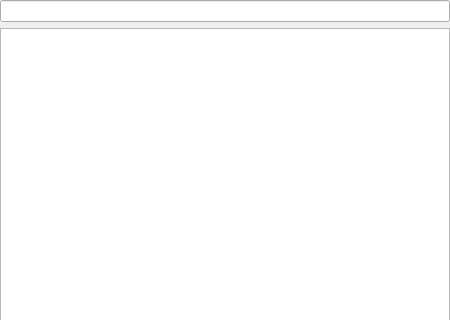
Above: retroshare-gui/src/gui/common/UnseenFriendSelectionWidget.ui from unsenep2pdev/RetroShare before the change; both pictures show x 0 to 450 and y 0 to 320 of the 450 by 613 pixel window. Below: the same form after it.
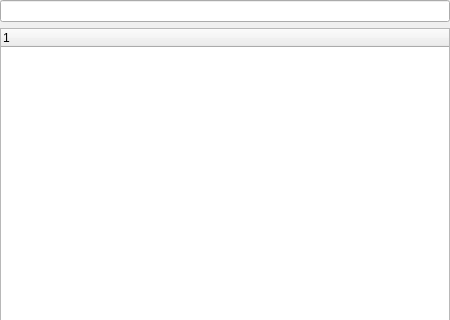
That is the form after the change. Custom widgets are drawn as their Qt base class.

```diff
--- a/retroshare-gui/src/gui/common/UnseenFriendSelectionWidget.ui
+++ b/retroshare-gui/src/gui/common/UnseenFriendSelectionWidget.ui
@@ -53,14 +53,6 @@
      <property name="allColumnsShowFocus">
       <bool>true</bool>
      </property>
-     <attribute name="headerVisible">
-      <bool>false</bool>
-     </attribute>
-     <column>
-      <property name="text">
-       <string notr="true">1</string>
-      </property>
-     </column>
     </widget>
    </item>
   </layout>
```
Left out of the diff: 4 changed lines with no effect on the pictures.
